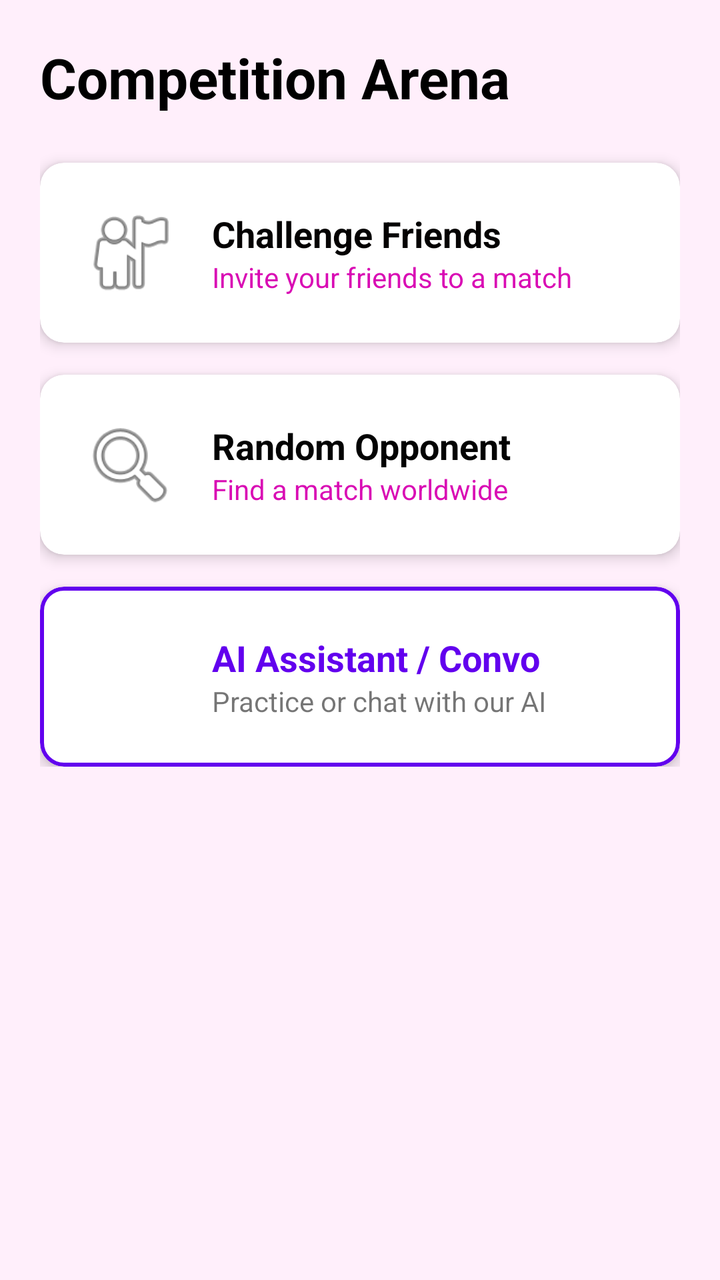
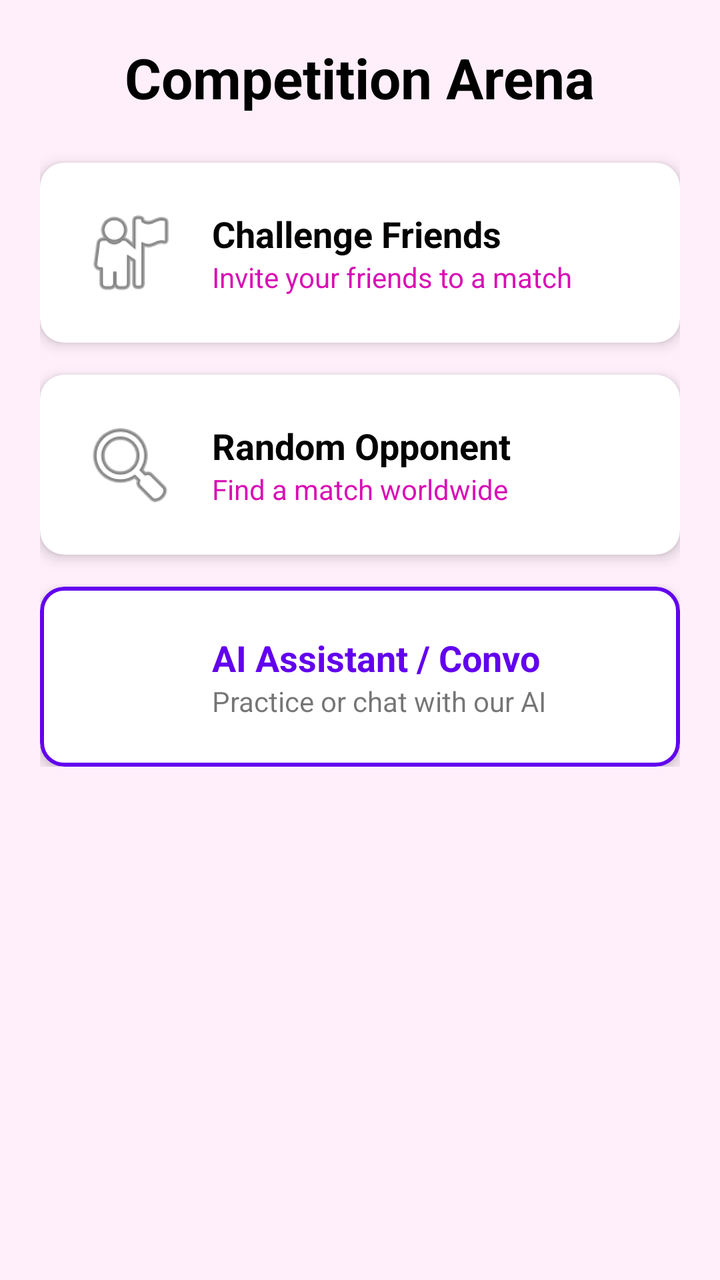

Screens rendered from an Android XML layout before and after an edit, with the pre-edit source and the edit as a unified diff.
<!-- AndroidManifest.xml: application theme Theme.ReemaFinal2 -->
<!-- res/layout/fragment_competition.xml -->
<?xml version="1.0" encoding="utf-8"?>
<ScrollView xmlns:android="http://schemas.android.com/apk/res/android"
    xmlns:app="http://schemas.android.com/apk/res-auto"
    android:layout_width="match_parent"
    android:layout_height="match_parent"
    android:background="#FFEFFB">

    <LinearLayout
        android:layout_width="match_parent"
        android:layout_height="wrap_content"
        android:orientation="vertical"
        android:padding="20dp">

        <TextView
            android:layout_width="wrap_content"
            android:layout_height="wrap_content"
            android:layout_marginBottom="24dp"
            android:text="Competition Arena"
            android:textColor="@color/black"
            android:textSize="28sp"
            android:textStyle="bold" />

        
        <com.google.android.material.card.MaterialCardView
            android:id="@+id/cardFriends"
            android:layout_width="match_parent"
            android:layout_height="wrap_content"
            android:layout_marginBottom="16dp"
            app:cardCornerRadius="12dp"
            app:cardElevation="4dp">

            <LinearLayout
                android:layout_width="match_parent"
                android:layout_height="wrap_content"
                android:gravity="center_vertical"
                android:orientation="horizontal"
                android:padding="20dp">

                <ImageView
                    android:layout_width="50dp"
                    android:layout_height="50dp"
                    android:src="@android:drawable/ic_menu_myplaces" />

                <LinearLayout
                    android:layout_width="wrap_content"
                    android:layout_height="wrap_content"
                    android:layout_marginStart="16dp"
                    android:orientation="vertical">

                    <TextView
                        android:layout_width="wrap_content"
                        android:layout_height="wrap_content"
                        android:text="Challenge Friends"
                        android:textColor="#040202"
                        android:textSize="18sp"
                        android:textStyle="bold" />

                    <TextView
                        android:layout_width="wrap_content"
                        android:layout_height="wrap_content"
                        android:text="Invite your friends to a match"
                        android:textColor="#D90CB4" />
                </LinearLayout>
            </LinearLayout>
        </com.google.android.material.card.MaterialCardView>

        
        <com.google.android.material.card.MaterialCardView
            android:id="@+id/cardRandom"
            android:layout_width="match_parent"
            android:layout_height="wrap_content"
            android:layout_marginBottom="16dp"
            app:cardCornerRadius="12dp"
            app:cardElevation="4dp">

            <LinearLayout
                android:layout_width="match_parent"
                android:layout_height="wrap_content"
                android:gravity="center_vertical"
                android:orientation="horizontal"
                android:padding="20dp">

                <ImageView
                    android:layout_width="50dp"
                    android:layout_height="50dp"
                    android:src="@android:drawable/ic_menu_search" />

                <LinearLayout
                    android:layout_width="wrap_content"
                    android:layout_height="wrap_content"
                    android:layout_marginStart="16dp"
                    android:orientation="vertical">

                    <TextView
                        android:layout_width="wrap_content"
                        android:layout_height="wrap_content"
                        android:text="Random Opponent"
                        android:textColor="#020202"
                        android:textSize="18sp"
                        android:textStyle="bold" />

                    <TextView
                        android:layout_width="wrap_content"
                        android:layout_height="wrap_content"
                        android:text="Find a match worldwide"
                        android:textColor="#D90CB4" />
                </LinearLayout>
            </LinearLayout>
        </com.google.android.material.card.MaterialCardView>

        
        <com.google.android.material.card.MaterialCardView
            android:id="@+id/cardAI"
            android:layout_width="match_parent"
            android:layout_height="wrap_content"
            app:cardCornerRadius="12dp"
            app:cardElevation="4dp"
            app:strokeColor="@color/design_default_color_primary"
            app:strokeWidth="2dp">

            <LinearLayout
                android:layout_width="match_parent"
                android:layout_height="wrap_content"
                android:gravity="center_vertical"
                android:orientation="horizontal"
                android:padding="20dp">

                <ImageView
                    android:layout_width="50dp"
                    android:layout_height="50dp"
                    android:src="@android:drawable/stat_notify_chat" />

                <LinearLayout
                    android:layout_width="wrap_content"
                    android:layout_height="wrap_content"
                    android:layout_marginStart="16dp"
                    android:orientation="vertical">

                    <TextView
                        android:layout_width="wrap_content"
                        android:layout_height="wrap_content"
                        android:text="AI Assistant / Convo"
                        android:textColor="@color/design_default_color_primary"
                        android:textSize="18sp"
                        android:textStyle="bold" />

                    <TextView
                        android:layout_width="wrap_content"
                        android:layout_height="wrap_content"
                        android:text="Practice or chat with our AI" />
                </LinearLayout>
            </LinearLayout>
        </com.google.android.material.card.MaterialCardView>

    </LinearLayout>
</ScrollView>
<!-- resources referenced by this layout -->
<resources>
  <color name="black">#FF000000</color>
  <style name="Theme.ReemaFinal2" parent="Base.Theme.ReemaFinal2" />
  <style name="Base.Theme.ReemaFinal2" parent="Theme.MaterialComponents.DayNight.NoActionBar">
          
      </style>
</resources>

<!-- the commit's change to res/layout/fragment_competition.xml (unified diff, before → after) -->
@@ -11,16 +11,18 @@
         android:orientation="vertical"
         android:padding="20dp">
 
+        
+
         <TextView
             android:layout_width="wrap_content"
             android:layout_height="wrap_content"
+            android:layout_gravity="center"
             android:layout_marginBottom="24dp"
             android:text="Competition Arena"
             android:textColor="@color/black"
             android:textSize="28sp"
             android:textStyle="bold" />
 
-        
         <com.google.android.material.card.MaterialCardView
             android:id="@+id/cardFriends"
             android:layout_width="match_parent"
